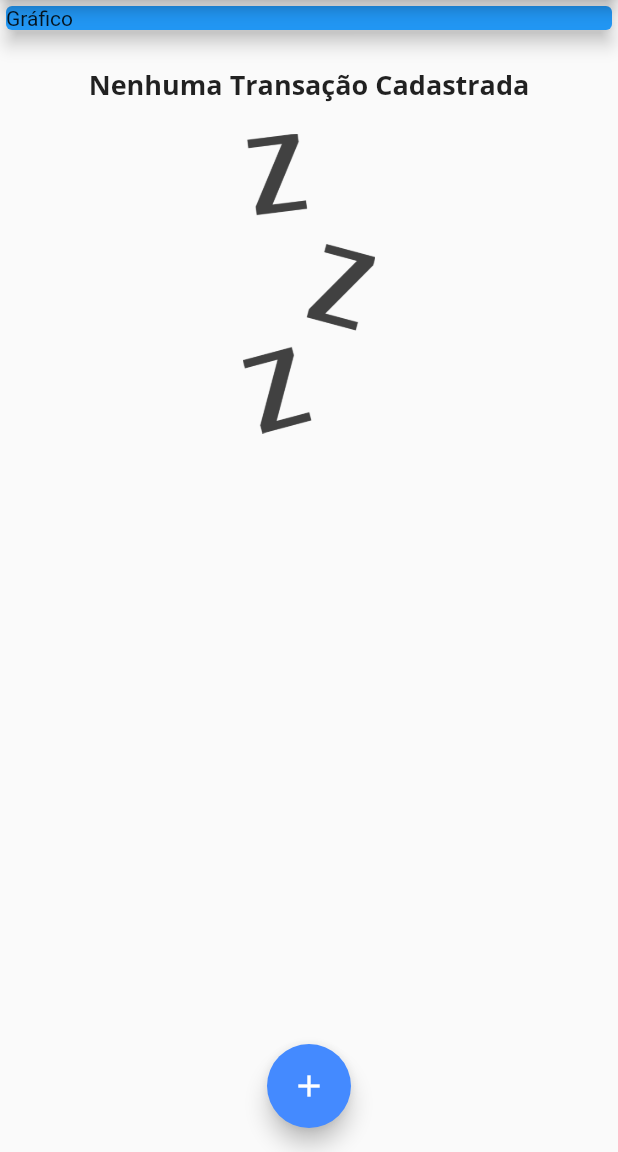
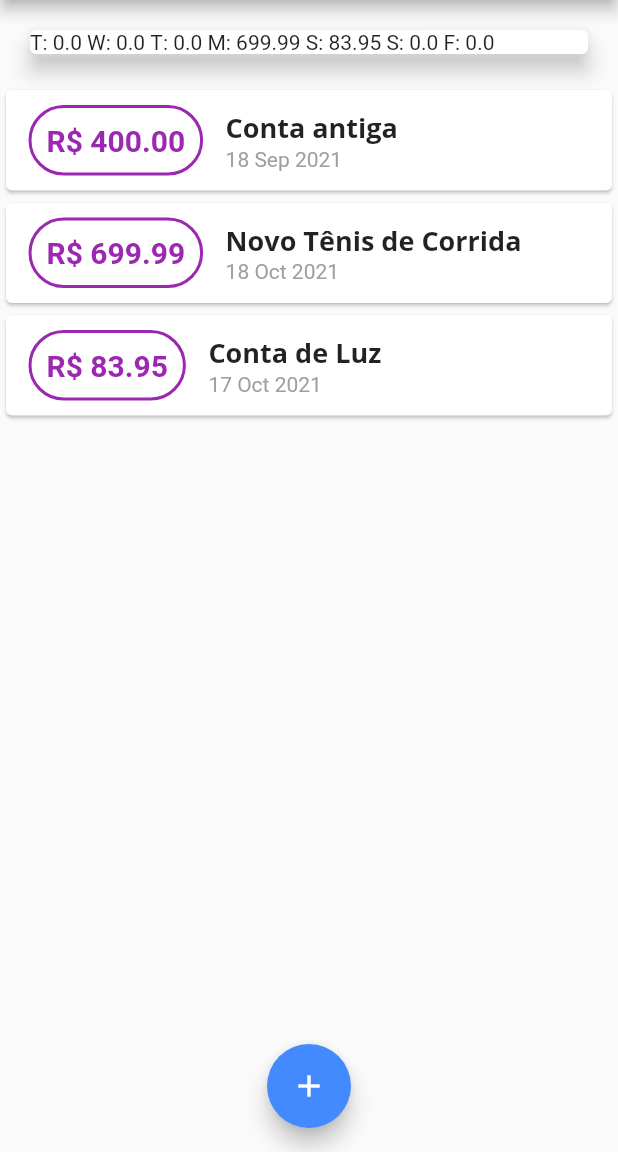
Before and after one commit to iagognunes/ProjetoDespesasPessoais, a Flutter app: the screen it shows after launch, on a phone screen of 412 x 824 dp, the part 84-1236 px from its top. Run offline on Flutter 3.47's test engine with Material 2 defaults, Android fonts, the phone set to English and light mode, and no system bars.

Commit message:
Chart Widget 01, 02, 03

```diff
--- /dev/null
+++ b/lib/components/chart.dart
@@ -0,0 +1,46 @@
+import 'package:expenses/models/transaction.dart';
+import 'package:flutter/material.dart';
+import 'package:intl/intl.dart';
+
+class Chart extends StatelessWidget {
+  final List<Transaction> recentTransaction;
+
+  const Chart({Key key, this.recentTransaction}) : super(key: key);
+
+  List<Map<String, Object>> get groupedTransactions {
+    return List.generate(7, (index) {
+      final weekDay = DateTime.now().subtract(Duration(days: index));
+
+      double totalSum = 0.0;
+
+      for (var i = 0; i < recentTransaction.length; i++) {
+        bool sameDay = recentTransaction[i].date.day == weekDay.day;
+        bool sameMonth = recentTransaction[i].date.month == weekDay.month;
+        bool sameYear = recentTransaction[i].date.year == weekDay.year;
+
+        if (sameDay && sameMonth && sameYear) {
+          totalSum += recentTransaction[i].value;
+        }
+      }
+
+      return {
+        'day': DateFormat.E().format(weekDay)[0],
+        'value': totalSum,
+      };
+    });
+  }
+
+  @override
+  Widget build(BuildContext context) {
+    groupedTransactions;
+    return Card(
+      elevation: 6,
+      margin: EdgeInsets.all(20),
+      child: Row(
+        children: groupedTransactions.map((tr) {
+          return Text('${tr['day']}: ${tr['value']} ');
+        }).toList(),
+      ),
+    );
+  }
+}
--- /dev/null
+++ b/lib/components/chart_bar.dart
@@ -0,0 +1,10 @@
+import 'package:flutter/material.dart';
+
+class ChartBar extends StatelessWidget {
+  const ChartBar({Key key}) : super(key: key);
+
+  @override
+  Widget build(BuildContext context) {
+    return Container();
+  }
+}
--- a/lib/main.dart
+++ b/lib/main.dart
@@ -1,4 +1,5 @@
 import 'package:expenses/components/transaction_form.dart';
+import 'package:expenses/components/chart.dart';
 import 'package:flutter/material.dart';
 import 'components/transaction_list.dart';
 import 'models/transaction.dart';
@@ -10,6 +11,7 @@ class ExpensesApp extends StatelessWidget {
   @override
   Widget build(BuildContext context) {
     return MaterialApp(
+      debugShowCheckedModeBanner: false,
       home: MyHomePage(),
       theme: ThemeData(
         primarySwatch: Colors.purple,
@@ -45,19 +47,33 @@ class MyHomePage extends StatefulWidget {
 
 class _MyHomePageState extends State<MyHomePage> {
   final List<Transaction> _transactions = [
-    // Transaction(
-    //   id: 't1',
-    //   title: 'Novo Tênis de Corrida',
-    //   value: 699.99,
-    //   date: DateTime.now(),
-    // ),
-    // Transaction(
-    //   id: 't12',
-    //   title: 'Conta de Luz',
-    //   value: 83.95,
-    //   date: DateTime.now(),
-    // ),
+    Transaction(
+      id: 't0',
+      title: 'Conta antiga',
+      value: 400.00,
+      date: DateTime.now().subtract(Duration(days: 33)),
+    ),
+    Transaction(
+      id: 't1',
+      title: 'Novo Tênis de Corrida',
+      value: 699.99,
+      date: DateTime.now().subtract(Duration(days: 3)),
+    ),
+    Transaction(
+      id: 't12',
+      title: 'Conta de Luz',
+      value: 83.95,
+      date: DateTime.now().subtract(Duration(days: 4)),
+    ),
   ];
+
+  List<Transaction> get _recentTransaction {
+    return _transactions.where((tr) {
+      return tr.date.isAfter(DateTime.now().subtract(
+        Duration(days: 7),
+      ));
+    }).toList();
+  }
 
   _addTransaction(String title, double value) {
     final newTransaction = Transaction(
@@ -101,14 +117,7 @@ class _MyHomePageState extends State<MyHomePage> {
         child: Column(
           crossAxisAlignment: CrossAxisAlignment.stretch,
           children: [
-            Container(
-              width: double.infinity,
-              child: Card(
-                color: Colors.blue,
-                child: Text('Gráfico'),
-                elevation: 5,
-              ),
-            ),
+            Chart(recentTransaction: _recentTransaction,),
             TransactionList(_transactions),
           ],
         ),
```
